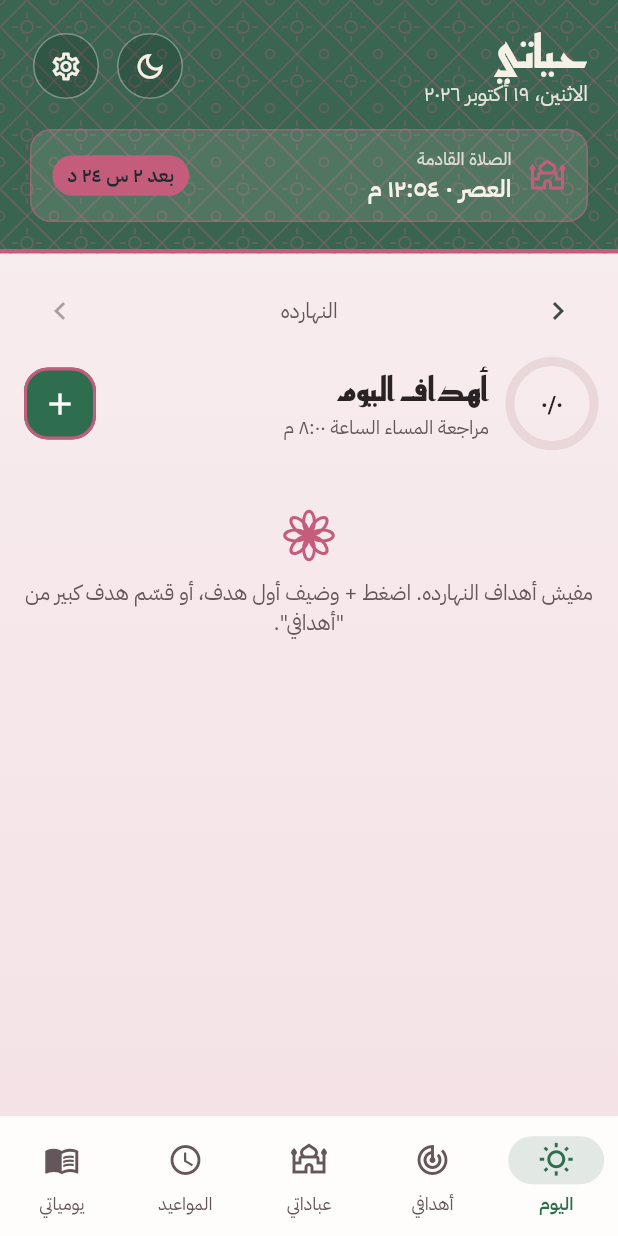
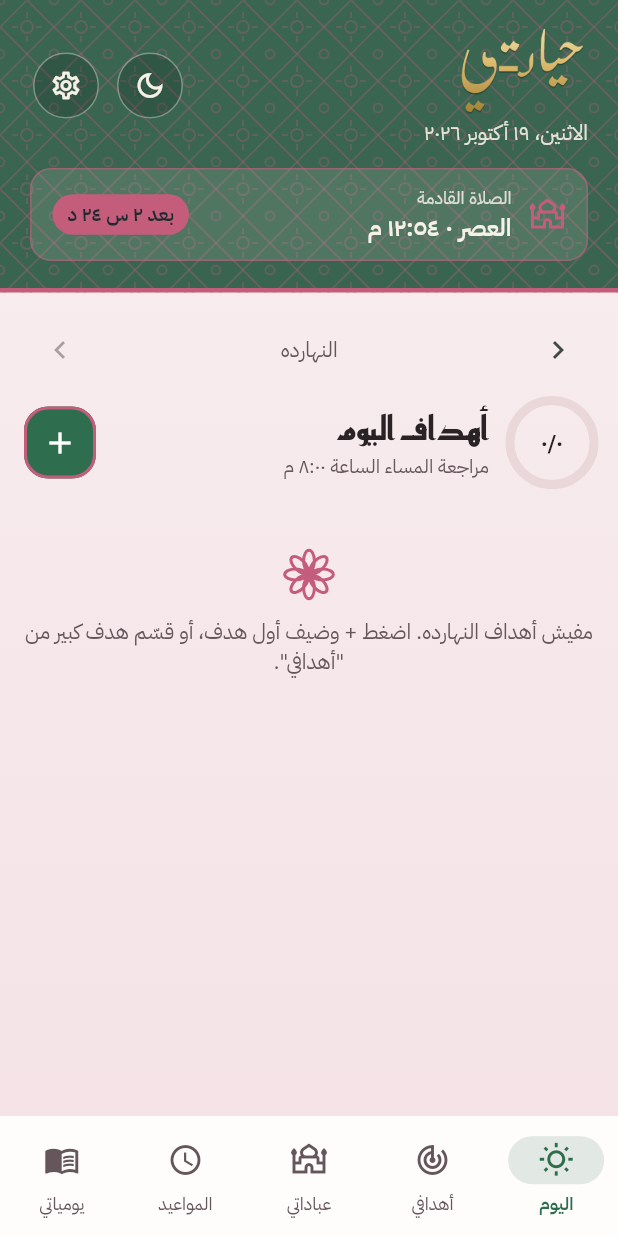
Before and after one commit to Didamony/7yaty, a Flutter app: the screen it shows after launch, on a phone screen of 412 x 824 dp. Run offline on Flutter 3.47's test engine with Material 3 defaults, Android fonts, the phone set to English and light mode, and no system bars; our stand-ins replace adhan, audioplayers, file_picker, flutter_local_notifications, google_sign_in, image_picker and 3 more; missing offline and left inert: epubx, googleapis, idb_shim, pdfx, record.

Commit message:
Add the Nastaliq «حياتي» logo and app icon
The word is set in Gulzar (Nastaliq) with a kashida, and the dots of
the teh are moved off the alif so the word cannot be read as «حيالي».
It replaces the title on the Today header, and a shamsa medallion with
the word becomes the Android, iOS and web icon.

Co-Authored-By: Claude Opus 5.5 <noreply@anthropic.com>
Claude-Session: https://claude.ai/code/session_01CiYD68xco6uDpDCBgQuNoU

```diff
--- a/lib/ui/today.dart
+++ b/lib/ui/today.dart
@@ -74,6 +74,7 @@ class _TodayPageState extends State<TodayPage> {
       children: [
         OrnateHeader(
           title: tr('حياتي'),
+          logo: true,
           subtitle: fmtDateLong(_day),
           actions: [
             HeaderIconButton(
--- a/lib/ui/widgets.dart
+++ b/lib/ui/widgets.dart
@@ -19,6 +19,7 @@ class OrnateHeader extends StatelessWidget {
     this.actions = const [],
     this.bottom,
     this.leading,
+    this.logo = false,
   });
 
   final String title;
@@ -26,6 +27,9 @@ class OrnateHeader extends StatelessWidget {
   final List<Widget> actions;
   final Widget? bottom;
   final Widget? leading;
+
+  /// Shows the calligraphic «حياتي» logo instead of [title].
+  final bool logo;
 
   @override
   Widget build(BuildContext context) {
@@ -61,6 +65,17 @@ class OrnateHeader extends StatelessWidget {
                         child: Column(
                           crossAxisAlignment: CrossAxisAlignment.start,
                           children: [
+                            if (logo)
+                              Semantics(
+                                header: true,
+                                label: title,
+                                child: Image.asset(
+                                  'assets/logo/logo_word.png',
+                                  height: 62,
+                                  excludeFromSemantics: true,
+                                ),
+                              )
+                            else
                               Text(
                                 title,
                                 style: const TextStyle(
--- a/pubspec.yaml
+++ b/pubspec.yaml
@@ -81,6 +81,7 @@ flutter:
 
   assets:
     - assets/quran/quran.json
+    - assets/logo/logo_word.png
 
   fonts:
     - family: Plex
```
Also changed, not shown: assets/logo/logo_icon.png (added), assets/logo/logo_word.png (added), 25 other files. Lines whose indentation alone changed are shown as unchanged.
